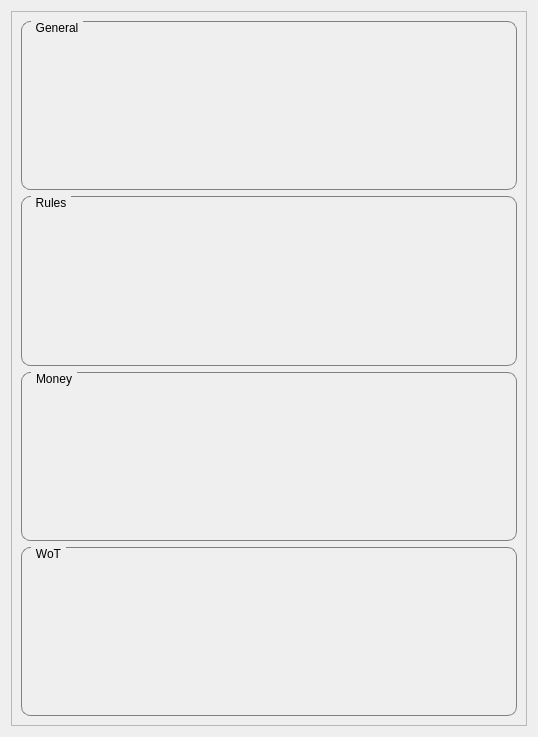
Old version of the form res/ui/informations_tab.ui in the repository duniter/sakia.
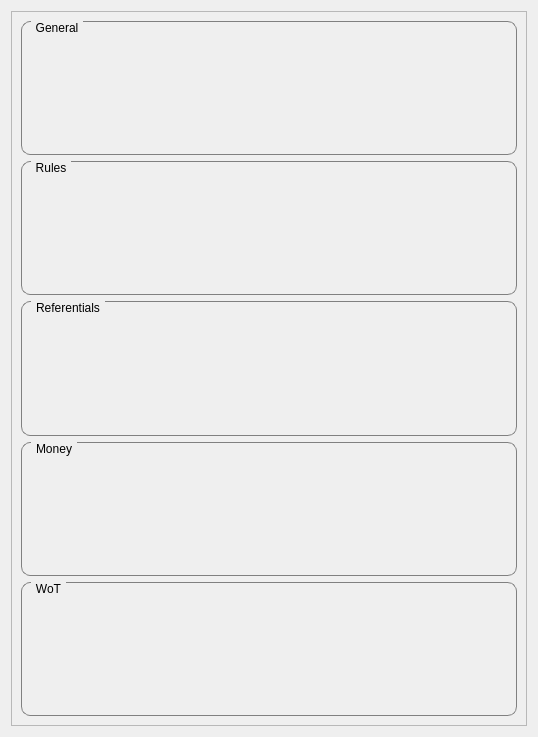
New version of the form.

Commit message:
refs #335 Display dynamically referentials in informations_tab
Add formula and description in referentials classes

```diff
--- a/res/ui/informations_tab.ui
+++ b/res/ui/informations_tab.ui
@@ -38,8 +38,8 @@
        <rect>
         <x>0</x>
         <y>0</y>
-        <width>522</width>
-        <height>721</height>
+        <width>518</width>
+        <height>717</height>
        </rect>
       </property>
       <layout class="QVBoxLayout" name="verticalLayout_5">
@@ -90,6 +90,22 @@
          </layout>
         </widget>
        </item>
+       <item>
+        <widget class="QGroupBox" name="group_referentials">
+         <property name="title">
+          <string>Referentials</string>
+         </property>
+         <layout class="QGridLayout" name="gridLayout_2">
+          <item row="0" column="0">
+           <widget class="QLabel" name="label_referentials">
+            <property name="text">
+             <string/>
+            </property>
+           </widget>
+          </item>
+         </layout>
+        </widget>
+       </item>
        <item>
         <widget class="QGroupBox" name="group_money">
          <property name="title">
```
The commit also changes 12 other files.
